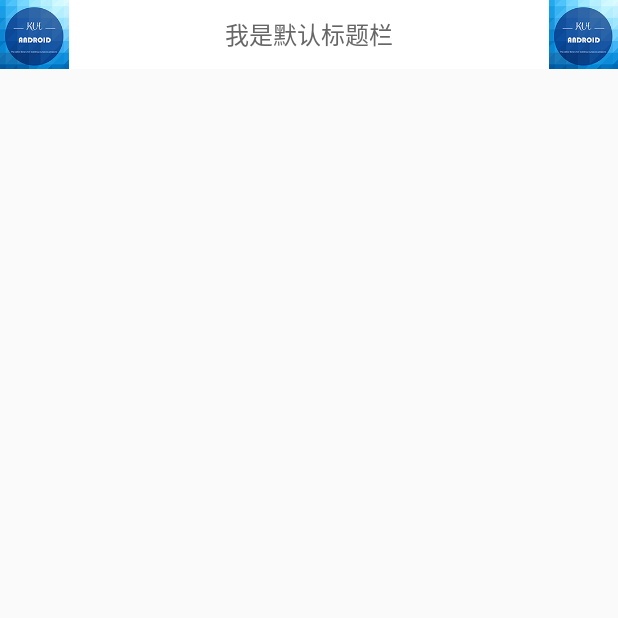
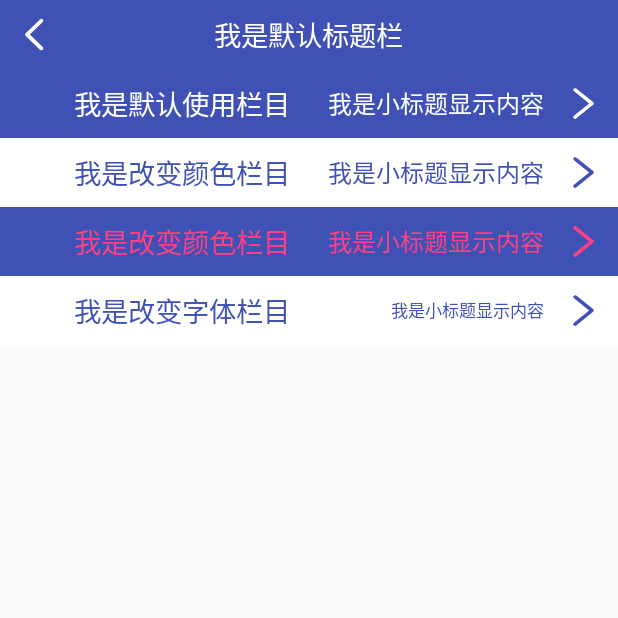
Before and after one commit to StormKid/KUI, an Android app: the screen it shows after launch (ToolBarActivity), on a phone screen of 412 x 824 dp, the top half of it. Run offline under Robolectric (Android 15) with nearby library versions, the light colour scheme and no system bars.

Commit message:
完善toolbarDemo

```diff
--- a/app/build.gradle
+++ b/app/build.gradle
@@ -31,4 +31,5 @@ dependencies {
     androidTestImplementation 'com.android.support.test.espresso:espresso-core:3.0.2'
     implementation project(':kui-base')
     implementation project(':kui-base-anko')
+    implementation project(':kui-icon')
 }
--- a/app/src/main/res/layout/toolbar_sample.xml
+++ b/app/src/main/res/layout/toolbar_sample.xml
@@ -5,10 +5,59 @@
               android:layout_height="match_parent">
     <com.stormkid.kui_base.toolbar.KuiToolBar android:layout_width="match_parent"
                                               app:title_text="我是默认标题栏"
+                                              android:background="@color/colorPrimary"
+                                              android:foreground="?android:attr/selectableItemBackground"
+                                              app:title_color="@android:color/white"
+                                              app:left_image_icon="@drawable/ic_back"
+                                              android:layout_height="40dp"/>
+
+    <com.stormkid.kui_base.toolbar.KuiToolBar android:layout_width="match_parent"
+                                              app:title_text="我是默认使用栏目"
+                                              android:background="@color/colorPrimary"
+                                              android:foreground="?android:attr/selectableItemBackground"
+                                              android:id="@+id/tool_title"
+                                              app:title_gravity="LEFT"
+                                              app:title_color="@android:color/white"
+                                              app:content_text="我是小标题显示内容"
+                                              app:content_color="@android:color/white"
+                                              app:right_image_icon="@drawable/ic_right"
+                                              android:layout_height="40dp"/>
+    <com.stormkid.kui_base.toolbar.KuiToolBar android:layout_width="match_parent"
+                                              app:title_text="我是改变颜色栏目"
                                               android:background="@android:color/white"
                                               android:foreground="?android:attr/selectableItemBackground"
-                                              android:id="@+id/tool_title"
-                                              app:left_image_icon="@mipmap/logo"
-                                              app:right_image_icon="@mipmap/logo"
+                                              app:title_gravity="LEFT"
+                                              app:title_color="@color/colorPrimary"
+                                              app:content_text="我是小标题显示内容"
+                                              app:content_color="@color/colorPrimary"
+                                              app:right_image_icon="@drawable/ic_right"
+                                              app:right_icon_color="@color/colorPrimary"
                                               android:layout_height="40dp"/>
+
+    <com.stormkid.kui_base.toolbar.KuiToolBar android:layout_width="match_parent"
+                                              app:title_text="我是改变颜色栏目"
+                                              android:background="@color/colorPrimary"
+                                              android:foreground="?android:attr/selectableItemBackground"
+                                              app:title_gravity="LEFT"
+                                              app:title_color="@color/colorAccent"
+                                              app:content_text="我是小标题显示内容"
+                                              app:content_color="@color/colorAccent"
+                                              app:right_image_icon="@drawable/ic_right"
+                                              app:right_icon_color="@color/colorAccent"
+                                              android:layout_height="40dp"/>
+
+    <com.stormkid.kui_base.toolbar.KuiToolBar android:layout_width="match_parent"
+                                              app:title_text="我是改变字体栏目"
+                                              android:background="@android:color/white"
+                                              android:foreground="?android:attr/selectableItemBackground"
+                                              app:title_gravity="LEFT"
+                                              app:title_size="16sp"
+                                              app:content_size="10sp"
+                                              app:title_color="@color/colorPrimary"
+                                              app:content_text="我是小标题显示内容"
+                                              app:content_color="@color/colorPrimary"
+                                              app:right_image_icon="@drawable/ic_right"
+                                              app:right_icon_color="@color/colorPrimary"
+                                              android:layout_height="40dp"/>
+
 </LinearLayout>
--- a/kui-base/src/main/java/com/stormkid/kui_base/toolbar/KuiToolBar.kt
+++ b/kui-base/src/main/java/com/stormkid/kui_base/toolbar/KuiToolBar.kt
@@ -6,7 +6,6 @@ import android.content.Context
 import android.graphics.Color
 import android.text.TextUtils
 import android.util.AttributeSet
-import android.util.TypedValue
 import android.view.View
 import android.widget.ImageView
 import android.widget.RelativeLayout
@@ -33,11 +32,11 @@ class KuiToolBar : RelativeLayout {
         val leftIcon = a.getResourceId(R.styleable.KuiToolBar_left_image_icon, 0)
         val rightIcon = a.getResourceId(R.styleable.KuiToolBar_right_image_icon, 0)
         val title = a.getString(R.styleable.KuiToolBar_title_text)
-        val titleSize = a.getDimensionPixelOffset(R.styleable.KuiToolBar_title_size, 14).toFloat()
+        val titleSize = a.getDimensionPixelOffset(R.styleable.KuiToolBar_title_size, 28).toFloat()
         val titleGravity = a.getInt(R.styleable.KuiToolBar_title_gravity, 0)
         val isNav = a.getBoolean(R.styleable.KuiToolBar_is_nav_bar, true)
         val content = a.getString(R.styleable.KuiToolBar_content_text)
-        val contentSize = a.getDimensionPixelOffset(R.styleable.KuiToolBar_content_size, 12).toFloat()
+        val contentSize = a.getDimensionPixelOffset(R.styleable.KuiToolBar_content_size, 24).toFloat()
         val titleColor  = a.getColor(R.styleable.KuiToolBar_title_color,Color.rgb(102,102,102))
         val contentColor = a.getColor(R.styleable.KuiToolBar_content_color,Color.rgb(153,153,153))
         val leftIconColor = a.getResourceId(R.styleable.KuiToolBar_left_icon_color,0)
@@ -45,20 +44,21 @@ class KuiToolBar : RelativeLayout {
 
         initImageView(imageSize, leftIcon, rightIcon,leftIconColor,rightIconColor)
         initTitle(title, titleGravity, imageSize, titleSize,titleColor)
-        initContent(content, contentSize,contentColor)
+        initContent(content, contentSize,contentColor, imageSize)
         if (isNav && context is Activity) this.getChildAt(0).setOnClickListener { context.finish() }
 
     }
 
-    private fun initContent(content: String?, contentSize: Float, contentColor: Int) {
+    private fun initContent(content: String?, contentSize: Float, contentColor: Int, imageSize: Float) {
         if (TextUtils.isEmpty(content)) return
         contentView = TextView(context).apply {
             text = content
-            setTextSize(TypedValue.COMPLEX_UNIT_SP, contentSize)
+            textSize = ViewUtils.px2sp(context,contentSize).toFloat()
             setTextColor(contentColor)
             layoutParams = RelativeLayout.LayoutParams(RelativeLayout.LayoutParams.WRAP_CONTENT, RelativeLayout.LayoutParams.WRAP_CONTENT).apply {
                 addRule(RelativeLayout.CENTER_VERTICAL)
                 addRule(RelativeLayout.ALIGN_PARENT_RIGHT)
+                setMargins(0, 0, ViewUtils.dip2px(context, imageSize) + 5, 0)
             }
         }
         this.addView(contentView)
@@ -69,7 +69,7 @@ class KuiToolBar : RelativeLayout {
         val group = this
         titleView = TextView(context).apply {
             text = title
-            setTextSize(TypedValue.COMPLEX_UNIT_SP, titleSize)
+            textSize = ViewUtils.px2sp(context,titleSize).toFloat()
             setTextColor(titleColor)
             layoutParams = RelativeLayout.LayoutParams(RelativeLayout.LayoutParams.WRAP_CONTENT, RelativeLayout.LayoutParams.WRAP_CONTENT).apply {
                 addRule(RelativeLayout.CENTER_VERTICAL)
```
